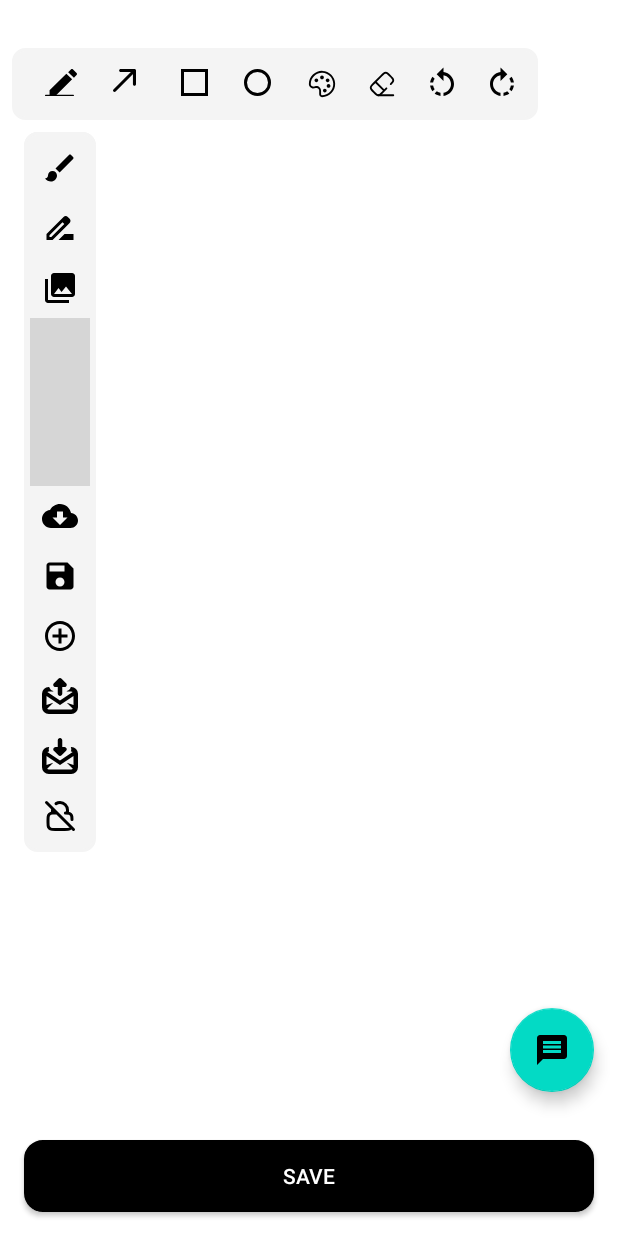
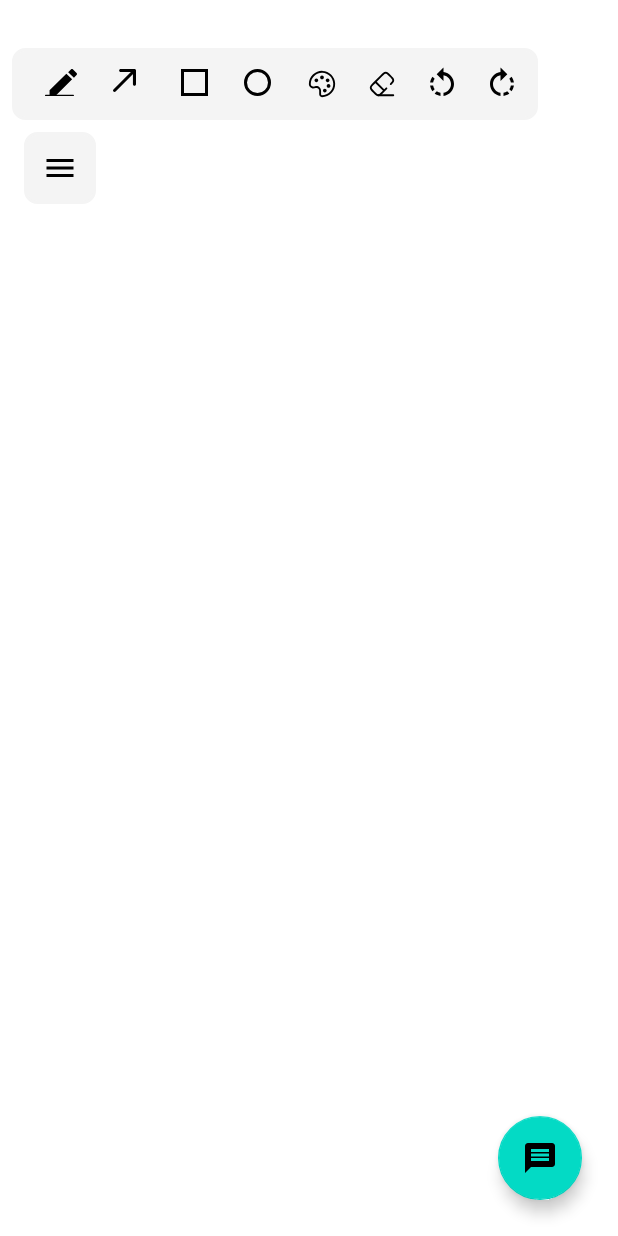
Before and after one commit to DevEdozie/SketchCrew, an Android app: the DrawnCanvasFragment screen opened through its navigation route, on a phone screen of 412 x 824 dp. Run offline under Robolectric (Android 15) with nearby library versions, the phone set to English and light mode, and no system bars; our stand-ins replace Firebase (no records; nobody signed in at launch, a user with empty details on screens opened directly), Room's generated code; plain views replace DrawingView; grey boxes are pictures that could not be loaded.

```diff
--- a/app/src/main/res/layout/fragment_drawn_canvas.xml
+++ b/app/src/main/res/layout/fragment_drawn_canvas.xml
@@ -91,7 +91,6 @@
             android:id="@+id/canvas_layout"
             android:layout_width="match_parent"
             android:layout_height="wrap_content"
-            android:layout_below="@+id/linear_layout"
             android:layout_margin="8dp"
             android:orientation="horizontal"
             app:layout_constraintBottom_toBottomOf="parent"
@@ -109,12 +108,6 @@
                 app:layout_constraintStart_toStartOf="parent"
                 app:layout_constraintTop_toTopOf="parent" />
 
-            <TextView
-                android:id="@+id/textView2"
-                android:layout_width="wrap_content"
-                android:layout_height="wrap_content"
-                android:layout_weight="1"
-                android:text="&lt;LinearLayout&#xA;        android:id=&quot;@+id/linear_layout&quot;&#xA;        android:layout_width=&quot;wrap_content&quot;&#xA;        android:layout_height=&quot;wrap_content&quot;&#xA;        android:layout_marginStart=&quot;8dp&quot;&#xA;        android:layout_marginTop=&quot;32dp&quot;&#xA;        android:layout_marginEnd=&quot;8dp&quot;&#xA;        android:background=&quot;@drawable/button_row_background&quot;&#xA;        android:orientation=&quot;horizontal&quot;&#xA;        android:padding=&quot;4dp&quot;>" />
         </LinearLayout>
 
         <LinearLayout
@@ -123,7 +116,6 @@
             android:layout_height="wrap_content"
             android:layout_marginStart="8dp"
             android:layout_marginEnd="8dp"
-
             android:background="@drawable/button_row_background"
             android:orientation="vertical"
             android:visibility="visible"
@@ -152,6 +144,8 @@
             android:layout_marginEnd="8dp"
             android:background="@drawable/button_row_background"
             android:orientation="vertical"
+            android:layout_marginTop="60dp"
+            android:visibility="gone"
             android:padding="4dp">
 
             <androidx.appcompat.widget.AppCompatImageView
@@ -356,24 +350,24 @@
 <!--        android:layout_centerHorizontal="true"-->
 <!--        android:layout_margin="16dp"-->
 <!--        android:text="Save" />-->
-    <androidx.appcompat.widget.AppCompatButton
-        android:id="@+id/save_button"
-        android:layout_width="match_parent"
-        android:layout_height="wrap_content"
-        android:layout_alignParentBottom="true"
-        android:layout_centerHorizontal="true"
-        android:layout_margin="16dp"
-        android:background="@drawable/black_button_bkg"
-        android:text="Save"
-        android:textColor="@color/white" />
+<!--    <androidx.appcompat.widget.AppCompatButton-->
+<!--        android:id="@+id/save_button"-->
+<!--        android:layout_width="match_parent"-->
+<!--        android:layout_height="wrap_content"-->
+<!--        android:layout_alignParentBottom="true"-->
+<!--        android:layout_centerHorizontal="true"-->
+<!--        android:layout_margin="16dp"-->
+<!--        android:background="@drawable/black_button_bkg"-->
+<!--        android:text="Save"-->
+<!--        android:textColor="@color/white" />-->
 
     <com.google.android.material.floatingactionbutton.FloatingActionButton
         android:id="@+id/chat_btn"
         android:layout_width="wrap_content"
         android:layout_height="wrap_content"
-        android:layout_above="@id/save_button"
+        android:layout_alignParentBottom="true"
         android:layout_alignParentEnd="true"
-        android:layout_margin="16dp"
+        android:layout_margin="24dp"
         android:src="@drawable/message_ic" />
 
 </RelativeLayout>
```
